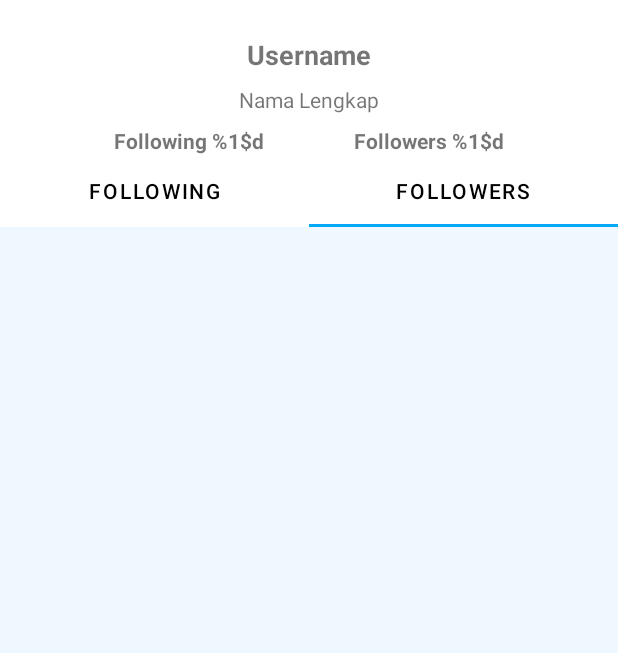
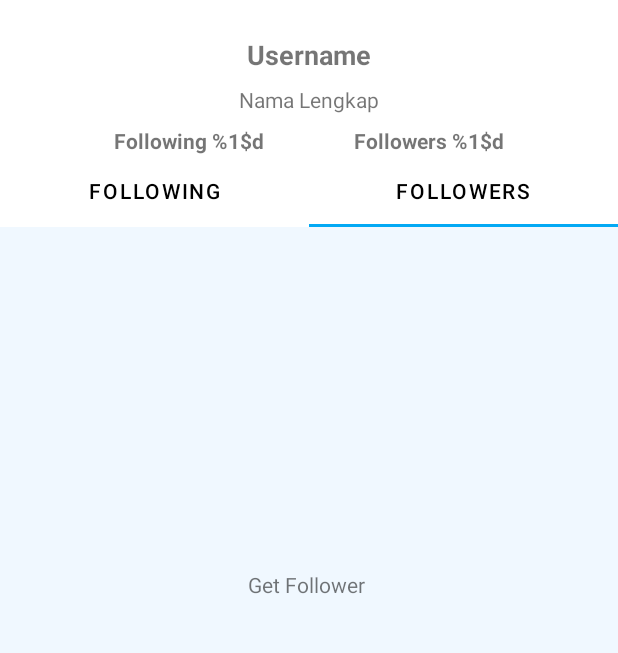
Before and after one commit to ariq028/GitHubUser, an Android app: the FollowingFragment screen opened directly, with no data from a screen before it, tab 2 chosen, on a phone screen of 412 x 824 dp, the part 294-947 px from its top. Run offline under Robolectric (Android 15) with nearby library versions, the phone set to English and light mode, and no system bars; our stand-ins replace CircleImageView; pictures from the network do not load.

Commit message:
fix fragment text

```diff
--- a/app/src/main/java/com/example/githubuser/ApiService.kt
+++ b/app/src/main/java/com/example/githubuser/ApiService.kt
@@ -5,14 +5,17 @@ import retrofit2.http.*
 
 interface ApiService {
     @GET("search/users")
-    @Headers("Authorization: token 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")
+    @Headers("Authorization: token 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")
     fun getGithub(
         @Query("q") username: String
     ): Call<GithubResponse>
+    @Headers("Authorization: token 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")
     @GET("users/{username}")
     fun getDetailUser(@Path("username") username: String): Call<DetailUserResponse>
+    @Headers("Authorization: token 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")
     @GET("users/{username}/followers")
     fun getFollowers(@Path("username") username: String): Call<List<ItemsItem>>
+    @Headers("Authorization: token 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")
     @GET("users/{username}/following")
     fun getFollowing(@Path("username") username: String): Call<List<ItemsItem>>
 }
--- a/app/src/main/java/com/example/githubuser/FollowingFragment.kt
+++ b/app/src/main/java/com/example/githubuser/FollowingFragment.kt
@@ -1,6 +1,5 @@
 package com.example.githubuser
 
-import android.annotation.SuppressLint
 import android.os.Bundle
 import android.view.LayoutInflater
 import android.view.View
@@ -21,9 +20,9 @@ class FollowingFragment : Fragment() {
         val position = arguments?.getInt(ARG_POSITION, 0)
         val username = arguments?.getString(ARG_USERNAME)
         if (position == 1) {
-
+            binding.testUsername.text = "Get Following $username"
         } else {
-
+            binding.testUsername.text = "Get Follower $username"
         }
     }
 
--- a/app/src/main/res/layout/fragment_following.xml
+++ b/app/src/main/res/layout/fragment_following.xml
@@ -20,16 +20,26 @@
         app:layout_constraintTop_toTopOf="parent"
         tools:visibility="visible" />
 
-
-    <androidx.recyclerview.widget.RecyclerView
-        android:id="@+id/rvFollow"
-        android:layout_width="0dp"
-        android:layout_height="0dp"
-        android:overScrollMode="never"
-        android:scrollbarSize="0dp"
+    <TextView
+        android:id="@+id/testUsername"
+        android:layout_width="wrap_content"
+        android:layout_height="wrap_content"
+        android:text="@string/username"
         app:layout_constraintBottom_toBottomOf="parent"
         app:layout_constraintEnd_toEndOf="parent"
         app:layout_constraintStart_toStartOf="parent"
         app:layout_constraintTop_toTopOf="parent" />
 
+
+<!--    <androidx.recyclerview.widget.RecyclerView-->
+<!--        android:id="@+id/rvFollow"-->
+<!--        android:layout_width="0dp"-->
+<!--        android:layout_height="0dp"-->
+<!--        android:overScrollMode="never"-->
+<!--        android:scrollbarSize="0dp"-->
+<!--        app:layout_constraintBottom_toBottomOf="parent"-->
+<!--        app:layout_constraintEnd_toEndOf="parent"-->
+<!--        app:layout_constraintStart_toStartOf="parent"-->
+<!--        app:layout_constraintTop_toTopOf="parent" />-->
+
 </androidx.constraintlayout.widget.ConstraintLayout>
```
